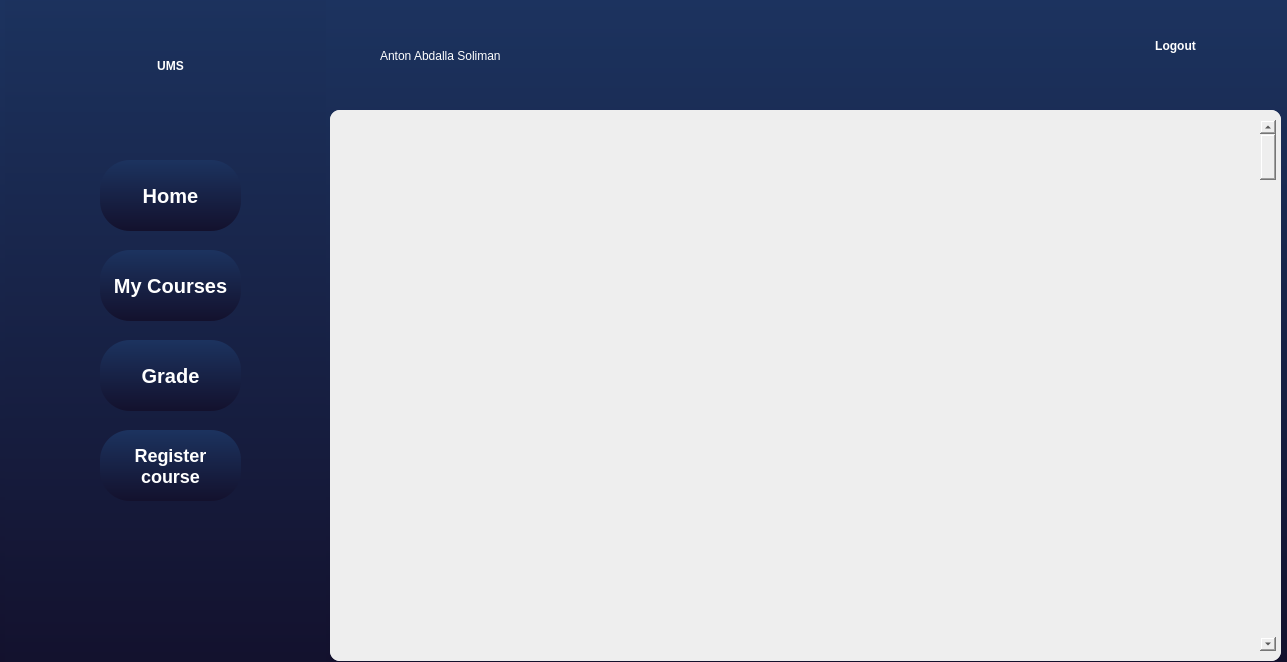
Above: Qt/adminpage.ui from KerollosRady/University-mangament-system before the change. Below: the same form after it.
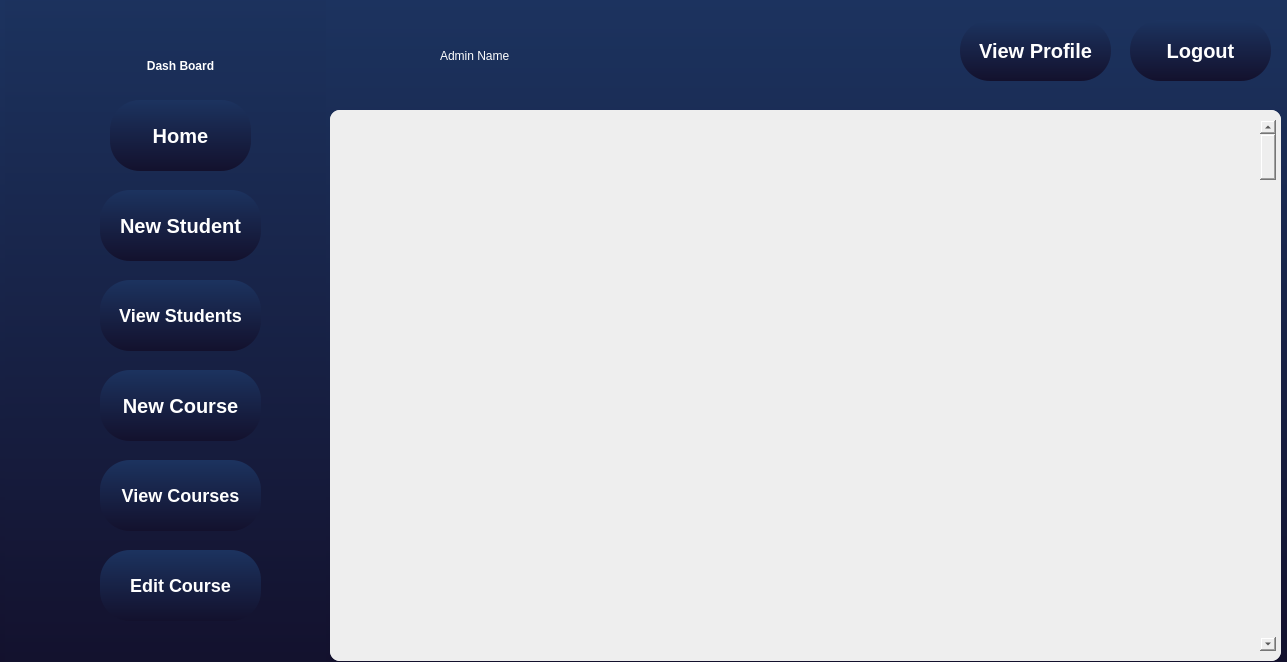
That is the form after the change.

Commit message: Admin page #2

```diff
--- a/Qt/adminpage.ui
+++ b/Qt/adminpage.ui
@@ -56,11 +56,117 @@
     </widget>
    </widget>
   </widget>
+  <widget class="QListView" name="listView">
+   <property name="geometry">
+    <rect>
+     <x>5</x>
+     <y>-20</y>
+     <width>321</width>
+     <height>691</height>
+    </rect>
+   </property>
+  </widget>
+  <widget class="QPushButton" name="ViewCourse">
+   <property name="geometry">
+    <rect>
+     <x>100</x>
+     <y>460</y>
+     <width>161</width>
+     <height>71</height>
+    </rect>
+   </property>
+   <property name="cursor">
+    <cursorShape>PointingHandCursor</cursorShape>
+   </property>
+   <property name="styleSheet">
+    <string notr="true">    font-weight: 600;
+	font-size:18px;
+    border-radius: 30px;
+    color: #ffffff;
+background: qlineargradient(x1:0, y1:0, x2:0, y2:1, stop:0 #1c335f, stop:1 #13112d);
+</string>
+   </property>
+   <property name="text">
+    <string>View Courses</string>
+   </property>
+  </widget>
+  <widget class="QPushButton" name="EditCourse">
+   <property name="geometry">
+    <rect>
+     <x>100</x>
+     <y>550</y>
+     <width>161</width>
+     <height>71</height>
+    </rect>
+   </property>
+   <property name="cursor">
+    <cursorShape>PointingHandCursor</cursorShape>
+   </property>
+   <property name="styleSheet">
+    <string notr="true">    font-weight: 600;
+	font-size:18px;
+    border-radius: 30px;
+    color: #ffffff;
+background: qlineargradient(x1:0, y1:0, x2:0, y2:1, stop:0 #1c335f, stop:1 #13112d);
+</string>
+   </property>
+   <property name="text">
+    <string>Edit Course</string>
+   </property>
+  </widget>
+  <widget class="QPushButton" name="ViewStudent">
+   <property name="geometry">
+    <rect>
+     <x>100</x>
+     <y>280</y>
+     <width>161</width>
+     <height>71</height>
+    </rect>
+   </property>
+   <property name="cursor">
+    <cursorShape>PointingHandCursor</cursorShape>
+   </property>
+   <property name="styleSheet">
+    <string notr="true">    font-weight: 600;
+	font-size:18px;
+    border-radius: 30px;
+    color: #ffffff;
+background: qlineargradient(x1:0, y1:0, x2:0, y2:1, stop:0 #1c335f, stop:1 #13112d);
+</string>
+   </property>
+   <property name="text">
+    <string>View Students</string>
+   </property>
+  </widget>
+  <widget class="QPushButton" name="NewStudent">
+   <property name="geometry">
+    <rect>
+     <x>100</x>
+     <y>190</y>
+     <width>161</width>
+     <height>71</height>
+    </rect>
+   </property>
+   <property name="cursor">
+    <cursorShape>PointingHandCursor</cursorShape>
+   </property>
+   <property name="styleSheet">
+    <string notr="true">    font-weight: 600;
+	font-size:20px;
+    border-radius: 30px;
+    color: #ffffff;
+background: qlineargradient(x1:0, y1:0, x2:0, y2:1, stop:0 #1c335f, stop:1 #13112d);
+</string>
+   </property>
+   <property name="text">
+    <string>New Student</string>
+   </property>
+  </widget>
   <widget class="QPushButton" name="HomeButton">
    <property name="geometry">
     <rect>
-     <x>100</x>
-     <y>160</y>
+     <x>110</x>
+     <y>100</y>
      <width>141</width>
      <height>71</height>
     </rect>
@@ -83,44 +189,34 @@
   <widget class="QLabel" name="label">
    <property name="geometry">
     <rect>
-     <x>90</x>
+     <x>50</x>
      <y>20</y>
-     <width>161</width>
+     <width>261</width>
      <height>91</height>
     </rect>
    </property>
    <property name="styleSheet">
     <string notr="true">color:rgb(255, 255, 255);
-font: 36pt &quot;Castellar&quot;;
+font: 25pt &quot;Castellar&quot;;
     font-weight: 900;
     background-color: transparent;
 
 </string>
    </property>
    <property name="text">
-    <string>UMS</string>
+    <string>Dash Board</string>
    </property>
    <property name="alignment">
     <set>Qt::AlignCenter</set>
    </property>
   </widget>
-  <widget class="QListView" name="listView">
+  <widget class="QPushButton" name="profile">
    <property name="geometry">
     <rect>
-     <x>5</x>
-     <y>-20</y>
-     <width>321</width>
-     <height>691</height>
-    </rect>
-   </property>
-  </widget>
-  <widget class="QPushButton" name="pushButton_5">
-   <property name="geometry">
-    <rect>
-     <x>1120</x>
+     <x>960</x>
      <y>20</y>
-     <width>111</width>
-     <height>51</height>
+     <width>151</width>
+     <height>61</height>
     </rect>
    </property>
    <property name="cursor">
@@ -128,22 +224,22 @@
    </property>
    <property name="styleSheet">
     <string notr="true">    font-weight: 600;
-    border-radius: 10px;
-    color: white;
-    background-color: transparent;
-
+	font-size:20px;
+    border-radius: 30px;
+    color: #ffffff;
+background: qlineargradient(x1:0, y1:0, x2:0, y2:1, stop:0 #1c335f, stop:1 #13112d);
 </string>
    </property>
    <property name="text">
-    <string>Logout</string>
+    <string>View Profile</string>
    </property>
   </widget>
-  <widget class="QPushButton" name="RegisterButton">
+  <widget class="QPushButton" name="NewCourse">
    <property name="geometry">
     <rect>
      <x>100</x>
-     <y>430</y>
-     <width>141</width>
+     <y>370</y>
+     <width>161</width>
      <height>71</height>
     </rect>
    </property>
@@ -152,23 +248,22 @@
    </property>
    <property name="styleSheet">
     <string notr="true">    font-weight: 600;
-	font-size:18px;
+	font-size:20px;
     border-radius: 30px;
     color: #ffffff;
 background: qlineargradient(x1:0, y1:0, x2:0, y2:1, stop:0 #1c335f, stop:1 #13112d);
 </string>
    </property>
    <property name="text">
-    <string>Register
-course</string>
+    <string>New Course</string>
    </property>
   </widget>
   <widget class="QLabel" name="name">
    <property name="geometry">
     <rect>
-     <x>380</x>
+     <x>440</x>
      <y>40</y>
-     <width>321</width>
+     <width>191</width>
      <height>31</height>
     </rect>
    </property>
@@ -179,16 +274,16 @@
 </string>
    </property>
    <property name="text">
-    <string>Anton Abdalla Soliman</string>
+    <string>Admin Name</string>
    </property>
   </widget>
-  <widget class="QPushButton" name="GradeButton">
+  <widget class="QPushButton" name="logout">
    <property name="geometry">
     <rect>
-     <x>100</x>
-     <y>340</y>
+     <x>1130</x>
+     <y>20</y>
      <width>141</width>
-     <height>71</height>
+     <height>61</height>
     </rect>
    </property>
    <property name="cursor">
@@ -203,42 +298,21 @@
 </string>
    </property>
    <property name="text">
-    <string>Grade</string>
-   </property>
-  </widget>
-  <widget class="QPushButton" name="MyCoursesButton">
-   <property name="geometry">
-    <rect>
-     <x>100</x>
-     <y>250</y>
-     <width>141</width>
-     <height>71</height>
-    </rect>
-   </property>
-   <property name="cursor">
-    <cursorShape>PointingHandCursor</cursorShape>
-   </property>
-   <property name="styleSheet">
-    <string notr="true">    font-weight: 600;
-	font-size:20px;
-    border-radius: 30px;
-    color: #ffffff;
-background: qlineargradient(x1:0, y1:0, x2:0, y2:1, stop:0 #1c335f, stop:1 #13112d);
-</string>
-   </property>
-   <property name="text">
-    <string>My Courses</string>
+    <string>Logout</string>
    </property>
   </widget>
   <zorder>listView</zorder>
   <zorder>scrollArea</zorder>
-  <zorder>GradeButton</zorder>
-  <zorder>pushButton_5</zorder>
-  <zorder>MyCoursesButton</zorder>
-  <zorder>RegisterButton</zorder>
-  <zorder>label</zorder>
+  <zorder>ViewCourse</zorder>
+  <zorder>EditCourse</zorder>
+  <zorder>ViewStudent</zorder>
+  <zorder>NewStudent</zorder>
   <zorder>HomeButton</zorder>
+  <zorder>label</zorder>
+  <zorder>profile</zorder>
+  <zorder>NewCourse</zorder>
   <zorder>name</zorder>
+  <zorder>logout</zorder>
  </widget>
  <resources/>
  <connections/>
```
The commit also changes 8 other files.
